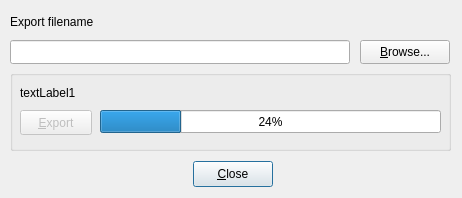
Qt form gui/src/UI/ExportSongDialog_UI.ui (hydrogen-music/hydrogen) before a commit.
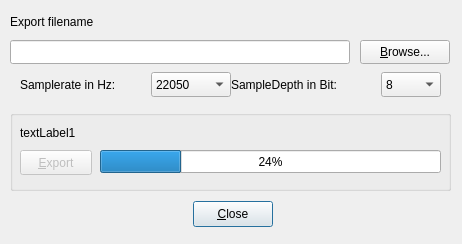
The same form after that commit.

Commit message:
improve "export song" functions. 1. use fixed samplerate. available rates are: 22050 44100 48000 96000 192000
use different sample depth settings.
available depths are:
8
16
24
32

use different audio formats.
available formats are:
microsofts wav
apples aiff
lossless compressed flac
loosely compressed ogg

```diff
--- a/gui/src/UI/ExportSongDialog_UI.ui
+++ b/gui/src/UI/ExportSongDialog_UI.ui
@@ -1,22 +1,22 @@
 <ui version="4.0" >
  <class>ExportSongDialog_UI</class>
- <widget class="QDialog" name="ExportSongDialog_UI" >
-  <property name="geometry" >
+ <widget class="QDialog" name="ExportSongDialog_UI">
+  <property name="geometry">
    <rect>
     <x>0</x>
     <y>0</y>
     <width>462</width>
-    <height>198</height>
+    <height>244</height>
    </rect>
   </property>
   <property name="windowTitle" >
    <string>Export Whole Song to WAV</string>
   </property>
-  <widget class="QWidget" name="layout2" >
-   <property name="geometry" >
+  <widget class="QWidget" name="layout2">
+   <property name="geometry">
     <rect>
      <x>10</x>
-     <y>160</y>
+     <y>200</y>
      <width>445</width>
      <height>28</height>
     </rect>
@@ -93,11 +93,11 @@
     </item>
    </layout>
   </widget>
-  <widget class="QGroupBox" name="groupBox" >
-   <property name="geometry" >
+  <widget class="QGroupBox" name="groupBox">
+   <property name="geometry">
     <rect>
      <x>10</x>
-     <y>70</y>
+     <y>110</y>
      <width>441</width>
      <height>81</height>
     </rect>
@@ -199,9 +199,107 @@
     <string>Alt+B</string>
    </property>
   </widget>
+  <widget class="QWidget" name="layoutWidget">
+   <property name="geometry">
+    <rect>
+     <x>20</x>
+     <y>70</y>
+     <width>421</width>
+     <height>29</height>
+    </rect>
+   </property>
+   <layout class="QHBoxLayout" name="horizontalLayout_3">
+    <item>
+     <layout class="QHBoxLayout" name="horizontalLayout">
+      <item>
+       <widget class="QLabel" name="label">
+        <property name="text">
+         <string>Samplerate in Hz:</string>
+        </property>
+       </widget>
+      </item>
+      <item>
+       <widget class="QComboBox" name="srComboBox">
+        <property name="maximumSize">
+         <size>
+          <width>80</width>
+          <height>25</height>
+         </size>
+        </property>
+        <item>
+         <property name="text">
+          <string>22050</string>
+         </property>
+        </item>
+        <item>
+         <property name="text">
+          <string>44100</string>
+         </property>
+        </item>
+        <item>
+         <property name="text">
+          <string>48000</string>
+         </property>
+        </item>
+        <item>
+         <property name="text">
+          <string>96000</string>
+         </property>
+        </item>
+        <item>
+         <property name="text">
+          <string>192000</string>
+         </property>
+        </item>
+       </widget>
+      </item>
+     </layout>
+    </item>
+    <item>
+     <layout class="QHBoxLayout" name="horizontalLayout_2">
+      <item>
+       <widget class="QLabel" name="label_2">
+        <property name="text">
+         <string>SampleDepth in Bit:</string>
+        </property>
+       </widget>
+      </item>
+      <item>
+       <widget class="QComboBox" name="sdComboBox">
+        <property name="maximumSize">
+         <size>
+          <width>60</width>
+          <height>25</height>
+         </size>
+        </property>
+        <item>
+         <property name="text">
+          <string>8</string>
+         </property>
+        </item>
+        <item>
+         <property name="text">
+          <string>16</string>
+         </property>
+        </item>
+        <item>
+         <property name="text">
+          <string>24</string>
+         </property>
+        </item>
+        <item>
+         <property name="text">
+          <string>32</string>
+         </property>
+        </item>
+       </widget>
+      </item>
+     </layout>
+    </item>
+   </layout>
+  </widget>
  </widget>
- <layoutdefault spacing="0" margin="0" />
- <includes/>
+ <layoutdefault spacing="0" margin="0"/>
  <resources/>
  <connections/>
 </ui>
```
Left out of the diff: 90 changed lines with no effect on the pictures. The commit also changes 5 other files.
